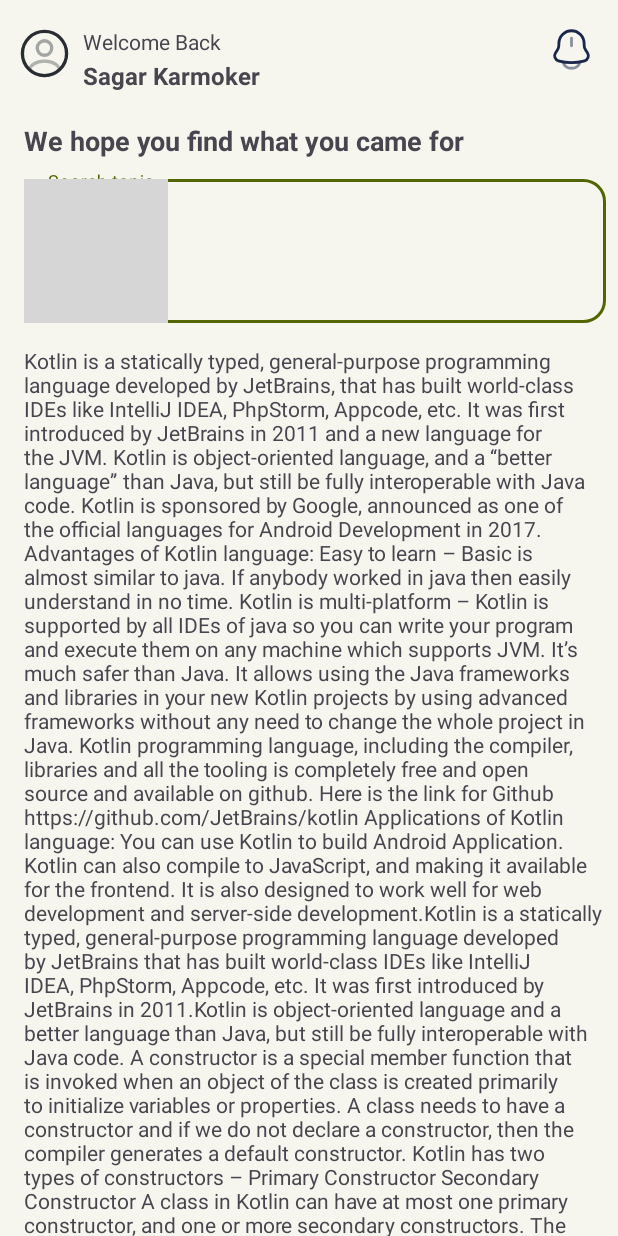
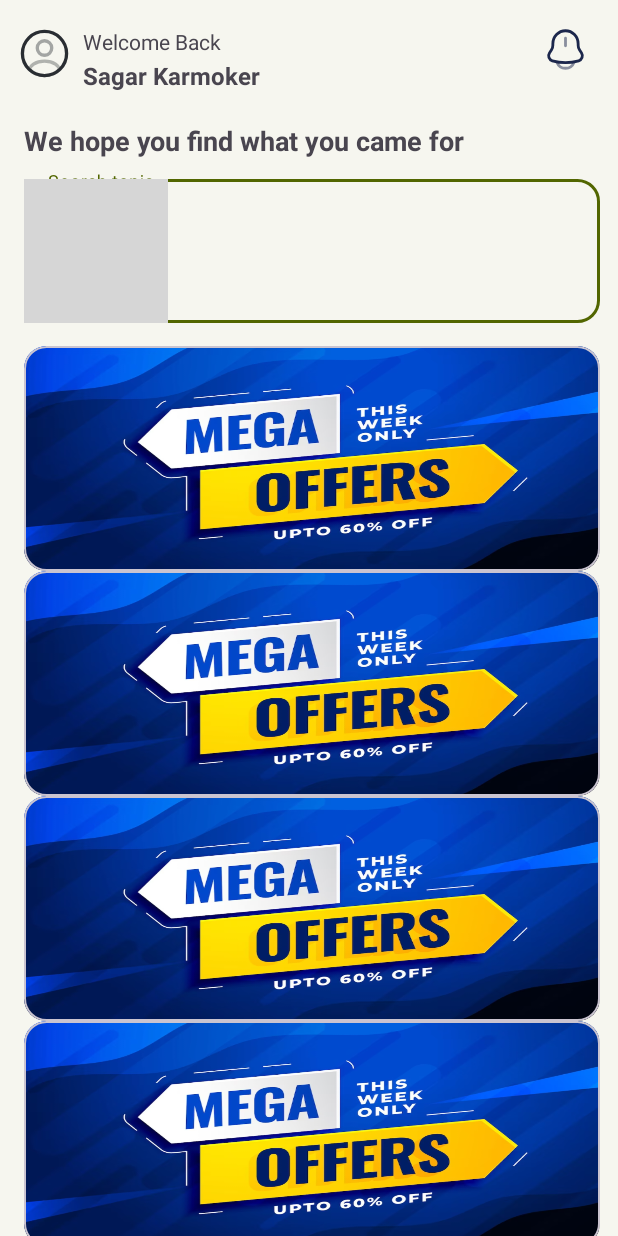
Before and after one commit to SagarKarmoker/TutorBridge, an Android app: the screen it shows after launch (HomeActivity), on a phone screen of 412 x 824 dp. Run offline under Robolectric (Android 15) with nearby library versions, the phone set to English and light mode, and no system bars; grey boxes are pictures that could not be loaded.

Commit message:
fragment to be added

```diff
--- a/app/src/main/res/layout/activity_dashboard.xml
+++ b/app/src/main/res/layout/activity_dashboard.xml
@@ -6,6 +6,13 @@
     android:layout_width="match_parent"
     android:layout_height="match_parent"
     tools:context=".DashboardActivity">
+
+    <FrameLayout
+        android:layout_width="match_parent"
+        android:layout_height="match_parent">
+
+    </FrameLayout>
+
 
     <com.google.android.material.bottomnavigation.BottomNavigationView
         android:id="@+id/bottom_navigation"
--- a/app/src/main/res/layout/activity_home.xml
+++ b/app/src/main/res/layout/activity_home.xml
@@ -8,7 +8,7 @@
     tools:context=".HomeActivity"
     android:background="@color/body_bg"
     android:paddingLeft="8dp"
-    android:paddingRight="8dp"
+    android:paddingRight="12dp"
     android:paddingTop="10dp">
 
     <ImageView
@@ -102,12 +102,106 @@
         android:layout_marginTop="15dp"
         android:layout_marginLeft="8dp">
 
-        <TextView
-            android:id="@+id/scrolltext"
+        <LinearLayout
             android:layout_width="match_parent"
             android:layout_height="wrap_content"
-            android:text="@string/test"/>
+            android:orientation="vertical"
+            >
+            <com.google.android.material.card.MaterialCardView
+                android:layout_width="match_parent"
+                android:layout_height="150dp"
+                app:cardCornerRadius="15dp"
+                >
 
+                <ImageView
+                    android:layout_width="match_parent"
+                    android:layout_height="150dp"
+                    android:scaleType="fitXY"
+                    android:src="@drawable/offer"/>
+
+            </com.google.android.material.card.MaterialCardView>
+
+            <com.google.android.material.card.MaterialCardView
+                android:layout_width="match_parent"
+                android:layout_height="150dp"
+                app:cardCornerRadius="15dp"
+                >
+
+                <ImageView
+                    android:layout_width="match_parent"
+                    android:layout_height="150dp"
+                    android:scaleType="fitXY"
+                    android:src="@drawable/offer"/>
+
+            </com.google.android.material.card.MaterialCardView>
+            <com.google.android.material.card.MaterialCardView
+                android:layout_width="match_parent"
+                android:layout_height="150dp"
+                app:cardCornerRadius="15dp"
+                >
+
+                <ImageView
+                    android:layout_width="match_parent"
+                    android:layout_height="150dp"
+                    android:scaleType="fitXY"
+                    android:src="@drawable/offer"/>
+
+            </com.google.android.material.card.MaterialCardView>
+            <com.google.android.material.card.MaterialCardView
+                android:layout_width="match_parent"
+                android:layout_height="150dp"
+                app:cardCornerRadius="15dp"
+                >
+
+                <ImageView
+                    android:layout_width="match_parent"
+                    android:layout_height="150dp"
+                    android:scaleType="fitXY"
+                    android:src="@drawable/offer"/>
+
+            </com.google.android.material.card.MaterialCardView>
+            <com.google.android.material.card.MaterialCardView
+                android:layout_width="match_parent"
+                android:layout_height="150dp"
+                app:cardCornerRadius="15dp"
+                >
+
+                <ImageView
+                    android:layout_width="match_parent"
+                    android:layout_height="150dp"
+                    android:scaleType="fitXY"
+                    android:src="@drawable/offer"/>
+
+            </com.google.android.material.card.MaterialCardView>
+            <com.google.android.material.card.MaterialCardView
+                android:layout_width="match_parent"
+                android:layout_height="150dp"
+                app:cardCornerRadius="15dp"
+                >
+
+                <ImageView
+                    android:layout_width="match_parent"
+                    android:layout_height="150dp"
+                    android:scaleType="fitXY"
+                    android:src="@drawable/offer"/>
+
+            </com.google.android.material.card.MaterialCardView>
+            <com.google.android.material.card.MaterialCardView
+                android:layout_width="match_parent"
+                android:layout_height="150dp"
+                app:cardCornerRadius="15dp"
+                >
+
+                <ImageView
+                    android:layout_width="match_parent"
+                    android:layout_height="150dp"
+                    android:scaleType="fitXY"
+                    android:src="@drawable/offer"/>
+
+            </com.google.android.material.card.MaterialCardView>
+
+
+        </LinearLayout>
     </ScrollView>
 
 
```
Also changed, not shown: app/src/main/res/drawable/offer.png (added).
